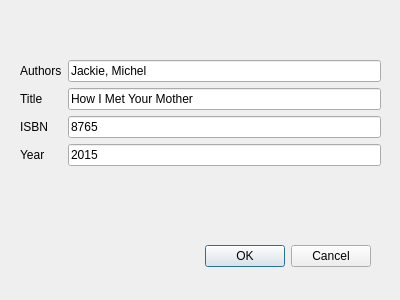
The window that newbook.ui (theomeuh/SQLMoteor) describes before a commit, drawn with Qt 5.
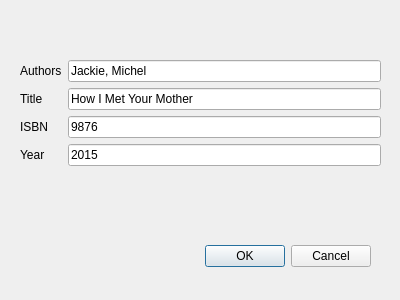
The same window after the commit.

What changed in the file:
```diff
--- a/newbook.ui
+++ b/newbook.ui
@@ -83,7 +83,7 @@
     <item row="2" column="1">
      <widget class="QLineEdit" name="ISBNEdit">
       <property name="text">
-       <string>8765</string>
+       <string>9876</string>
       </property>
      </widget>
     </item>
```
